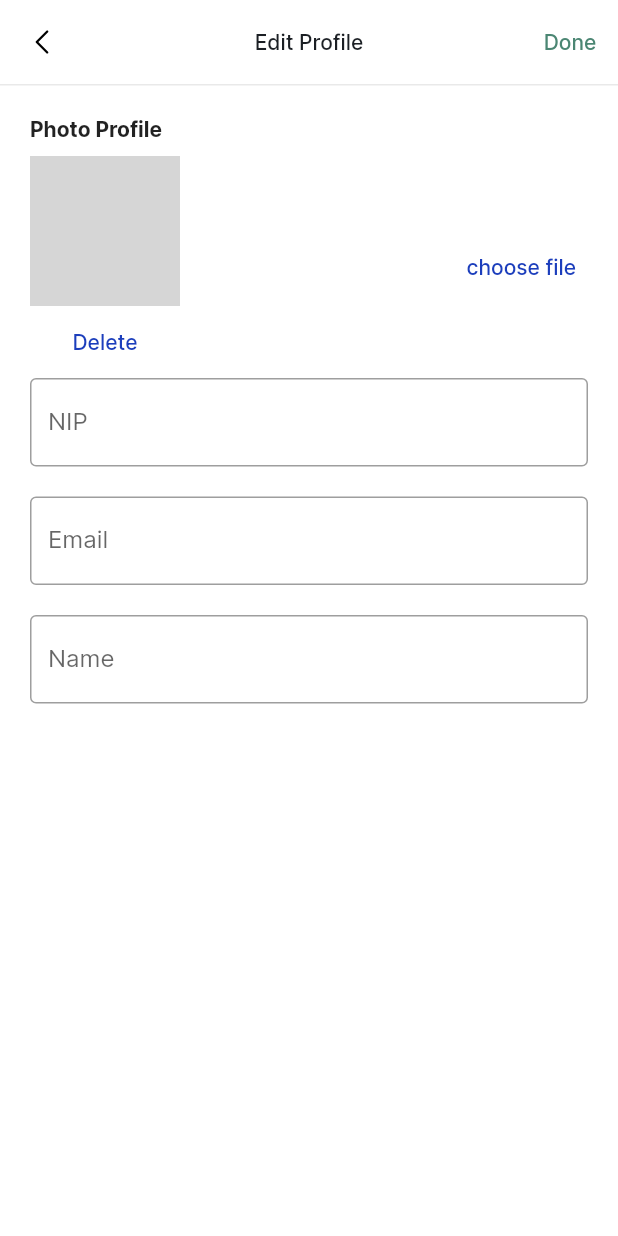
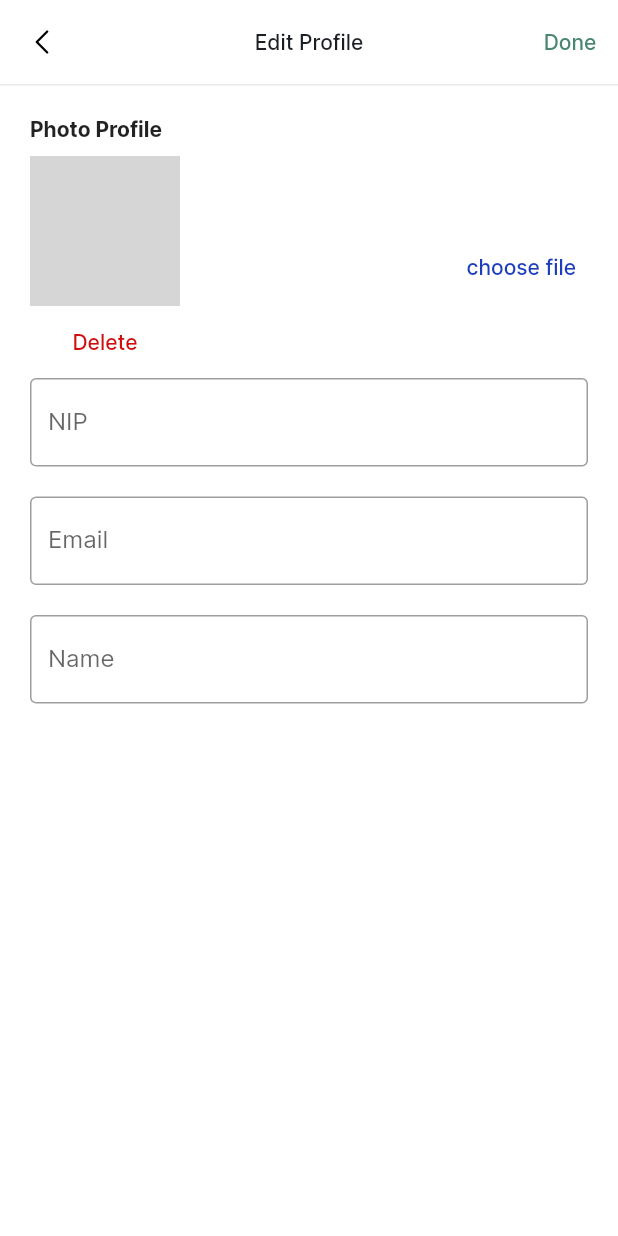
Before and after one commit to dawamuciil/presensi, a Flutter app: the UpdateProfileView screen opened directly with empty values, on a phone screen of 412 x 824 dp. Run offline on Flutter 3.47's test engine with Material 2 defaults, Android fonts, the phone set to English and light mode, and no system bars; our stand-ins replace cloud_firestore, firebase_auth, firebase_core, firebase_storage, flutter_svg, geocoding and 5 more; missing offline and left inert: maps_launcher; accounts and stored records are empty; network calls fail; grey boxes are pictures that could not be loaded.

Commit message:
initial commit

```diff
--- a/lib/app/modules/update_profile/views/update_profile_view.dart
+++ b/lib/app/modules/update_profile/views/update_profile_view.dart
@@ -38,7 +38,7 @@ class UpdateProfileView extends GetView<UpdateProfileController> {
                 }
               },
               child: Text(controller.isLoading.isFalse ? "Done" : "Loading..."),
-              style: TextButton.styleFrom(primary: AppColor.card),
+              style: TextButton.styleFrom(primary: AppColor.primary),
             ),
           )
         ],
@@ -95,12 +95,13 @@ class UpdateProfileView extends GetView<UpdateProfileController> {
                             ),
                           ),
                           TextButton(
-                              onPressed: () {
-                                controller.deleteProfile(user["uid"]);
-                              },
-                              child: Text("Delete"),
-                              style: TextButton.styleFrom(
-                                  primary: AppColor.buttontext))
+                            onPressed: () {
+                              controller.deleteProfile(user["uid"]);
+                            },
+                            child: Text("Delete"),
+                            style:
+                                TextButton.styleFrom(primary: AppColor.error),
+                          )
                         ],
                       );
                     } else {
--- a/lib/app/style/app_color.dart
+++ b/lib/app/style/app_color.dart
@@ -2,7 +2,7 @@ import 'package:flutter/cupertino.dart';
 
 class AppColor {
   static LinearGradient primaryGradient = LinearGradient(
-    colors: [primary, Color(0xFF4B8673)],
+    colors: [primary, Color(0xFF16A085)],
     begin: Alignment.topCenter,
     end: Alignment.bottomCenter,
   );
--- a/lib/app/widgets/custom_bottom_navigation_bar.dart
+++ b/lib/app/widgets/custom_bottom_navigation_bar.dart
@@ -108,7 +108,9 @@ class CustomBottomNavigationBar extends GetView<PageIndexController> {
                 width: 64,
                 height: 64,
                 child: FloatingActionButton(
+                  foregroundColor: AppColor.button,
                   backgroundColor: AppColor.card,
+                  splashColor: AppColor.error,
                   onPressed: () => controller.changePage(1),
                   elevation: 0,
                   child: (controller.presenceController.isLoading.isFalse)
--- a/lib/app/widgets/presence_card.dart
+++ b/lib/app/widgets/presence_card.dart
@@ -12,7 +12,7 @@ class PresenceCard extends StatelessWidget {
       width: MediaQuery.of(context).size.width,
       padding: EdgeInsets.only(left: 24, top: 24, right: 24, bottom: 16),
       decoration: BoxDecoration(
-        color: AppColor.card,
+        gradient: AppColor.primaryGradient,
         borderRadius: BorderRadius.circular(8),
         image: DecorationImage(
           image: AssetImage('assets/images/pattern-1.png'),
```
